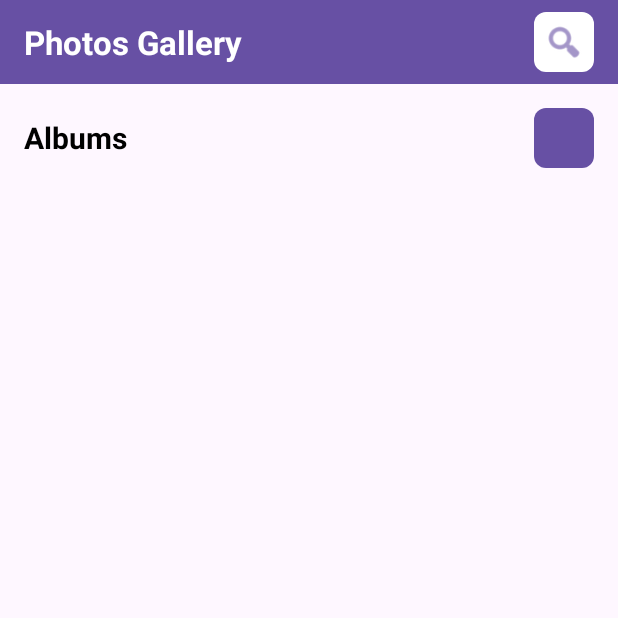
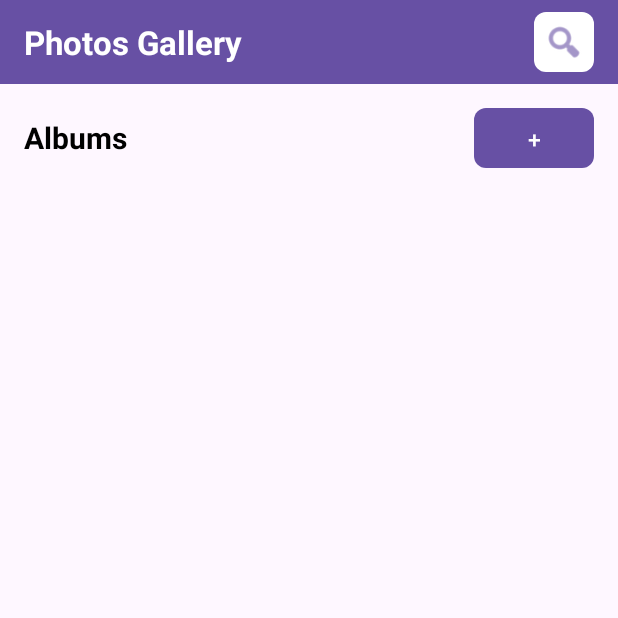
Before and after one commit to ayushp0728/Android36, an Android app: the screen it shows after launch (MainActivity), on a phone screen of 412 x 824 dp, the top half of it. Run offline under Robolectric (Android 15) with nearby library versions, the phone set to English and light mode, and no system bars.

```diff
--- a/app/src/main/res/layout/activity_main.xml
+++ b/app/src/main/res/layout/activity_main.xml
@@ -67,12 +67,14 @@
             <!-- White rounded button with blue "+" -->
             <Button
                 android:id="@+id/btnAddAlbum"
-                android:layout_width="40dp"
+                android:layout_width="80dp"
                 android:layout_height="40dp"
+                android:layout_centerVertical="true"
+                android:layout_centerHorizontal="true"
                 android:background="@drawable/rounded_button"
                 android:text="+"
-                android:textSize="10dp"
-                android:gravity="center" />
+                android:textColor="#FFFFFF"
+                android:textSize="15dp" />
         </LinearLayout>
 
         <!-- Albums grid -->
```
Also changed, not shown: app/src/main/java/com/example/android36java/AlbumActivity.java (+7 -4 lines), app/src/main/res/layout/activity_album.xml (+5 -3 lines).
